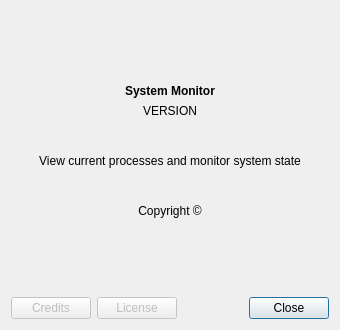
Qt form aboutdialogue.ui (VioletDarkKitty/system-monitor) before a commit.
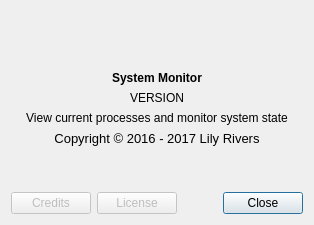
The same form after that commit.

Commit message: Add more detailed about information

Diff of the .ui file:
```diff
--- a/aboutdialogue.ui
+++ b/aboutdialogue.ui
@@ -14,72 +14,25 @@
    <string>Dialog</string>
   </property>
   <layout class="QGridLayout" name="gridLayout_2">
+   <property name="sizeConstraint">
+    <enum>QLayout::SetFixedSize</enum>
+   </property>
    <item row="2" column="1">
     <layout class="QGridLayout" name="gridLayout">
-     <item row="5" column="0">
-      <spacer name="verticalSpacer_2">
-       <property name="orientation">
-        <enum>Qt::Vertical</enum>
-       </property>
-       <property name="sizeHint" stdset="0">
-        <size>
-         <width>20</width>
-         <height>40</height>
-        </size>
-       </property>
-      </spacer>
-     </item>
-     <item row="1" column="0">
-      <widget class="QLabel" name="label">
-       <property name="text">
-        <string>&lt;html&gt;&lt;head/&gt;&lt;body&gt;&lt;p align=&quot;center&quot;&gt;&lt;span style=&quot; font-weight:600;&quot;&gt;System Monitor&lt;/span&gt;&lt;/p&gt;&lt;/body&gt;&lt;/html&gt;</string>
-       </property>
-      </widget>
-     </item>
-     <item row="2" column="0">
-      <widget class="QLabel" name="label_2">
-       <property name="text">
-        <string>&lt;html&gt;&lt;head/&gt;&lt;body&gt;&lt;p align=&quot;center&quot;&gt;VERSION&lt;/p&gt;&lt;/body&gt;&lt;/html&gt;</string>
-       </property>
-      </widget>
-     </item>
-     <item row="3" column="0">
-      <widget class="QLabel" name="label_3">
-       <property name="sizePolicy">
-        <sizepolicy hsizetype="Preferred" vsizetype="Expanding">
-         <horstretch>0</horstretch>
-         <verstretch>0</verstretch>
-        </sizepolicy>
-       </property>
-       <property name="text">
-        <string>&lt;html&gt;&lt;head/&gt;&lt;body&gt;&lt;p align=&quot;center&quot;&gt;View current processes and monitor system state&lt;/p&gt;&lt;/body&gt;&lt;/html&gt;</string>
-       </property>
-       <property name="wordWrap">
-        <bool>true</bool>
-       </property>
-      </widget>
-     </item>
-     <item row="0" column="0">
-      <spacer name="verticalSpacer">
-       <property name="orientation">
-        <enum>Qt::Vertical</enum>
-       </property>
-       <property name="sizeHint" stdset="0">
-        <size>
-         <width>20</width>
-         <height>40</height>
-        </size>
-       </property>
-      </spacer>
-     </item>
-     <item row="4" column="0">
+     <item row="6" column="0">
       <widget class="QLabel" name="label_4">
+       <property name="font">
+        <font>
+         <pointsize>10</pointsize>
+         <italic>true</italic>
+        </font>
+       </property>
        <property name="text">
-        <string>&lt;html&gt;&lt;head/&gt;&lt;body&gt;&lt;p align=&quot;center&quot;&gt;Copyright ©&lt;/p&gt;&lt;/body&gt;&lt;/html&gt;</string>
+        <string>&lt;html&gt;&lt;head/&gt;&lt;body&gt;&lt;p align=&quot;center&quot;&gt;&lt;span style=&quot; font-style:normal;&quot;&gt;Copyright © 2016 - 2017 Lily Rivers&lt;/span&gt;&lt;/p&gt;&lt;/body&gt;&lt;/html&gt;</string>
        </property>
       </widget>
      </item>
-     <item row="8" column="0">
+     <item row="10" column="0">
       <layout class="QHBoxLayout" name="horizontalLayout">
        <item>
         <widget class="QPushButton" name="pushButton">
@@ -138,6 +91,75 @@
        </item>
       </layout>
      </item>
+     <item row="4" column="0">
+      <widget class="QLabel" name="versionLabel">
+       <property name="text">
+        <string>&lt;html&gt;&lt;head/&gt;&lt;body&gt;&lt;p align=&quot;center&quot;&gt;VERSION&lt;/p&gt;&lt;/body&gt;&lt;/html&gt;</string>
+       </property>
+       <property name="alignment">
+        <set>Qt::AlignCenter</set>
+       </property>
+      </widget>
+     </item>
+     <item row="7" column="0">
+      <spacer name="verticalSpacer_2">
+       <property name="orientation">
+        <enum>Qt::Vertical</enum>
+       </property>
+       <property name="sizeHint" stdset="0">
+        <size>
+         <width>20</width>
+         <height>40</height>
+        </size>
+       </property>
+      </spacer>
+     </item>
+     <item row="3" column="0">
+      <widget class="QLabel" name="label">
+       <property name="text">
+        <string>&lt;html&gt;&lt;head/&gt;&lt;body&gt;&lt;p align=&quot;center&quot;&gt;&lt;span style=&quot; font-weight:600;&quot;&gt;System Monitor&lt;/span&gt;&lt;/p&gt;&lt;/body&gt;&lt;/html&gt;</string>
+       </property>
+      </widget>
+     </item>
+     <item row="5" column="0">
+      <widget class="QLabel" name="label_3">
+       <property name="sizePolicy">
+        <sizepolicy hsizetype="Preferred" vsizetype="Expanding">
+         <horstretch>0</horstretch>
+         <verstretch>0</verstretch>
+        </sizepolicy>
+       </property>
+       <property name="text">
+        <string>&lt;html&gt;&lt;head/&gt;&lt;body&gt;&lt;p align=&quot;center&quot;&gt;View current processes and monitor system state&lt;/p&gt;&lt;/body&gt;&lt;/html&gt;</string>
+       </property>
+       <property name="wordWrap">
+        <bool>true</bool>
+       </property>
+      </widget>
+     </item>
+     <item row="2" column="0">
+      <spacer name="verticalSpacer">
+       <property name="orientation">
+        <enum>Qt::Vertical</enum>
+       </property>
+       <property name="sizeHint" stdset="0">
+        <size>
+         <width>20</width>
+         <height>40</height>
+        </size>
+       </property>
+      </spacer>
+     </item>
+     <item row="1" column="0">
+      <widget class="QLabel" name="programIcon">
+       <property name="text">
+        <string/>
+       </property>
+       <property name="alignment">
+        <set>Qt::AlignCenter</set>
+       </property>
+      </widget>
+     </item>
     </layout>
    </item>
   </layout>
```
Left out of the diff: 5 changed lines with no effect on the pictures. The commit also changes 2 other files.
